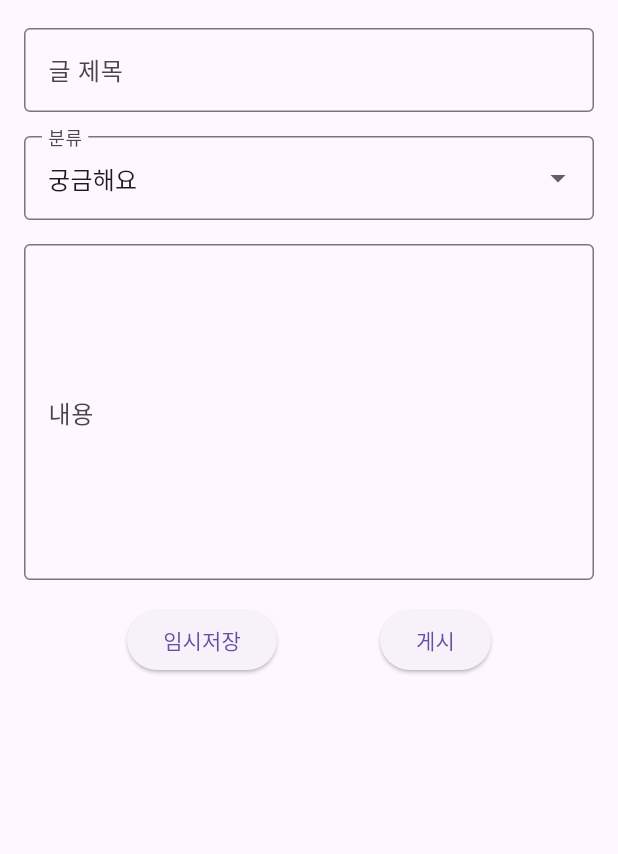
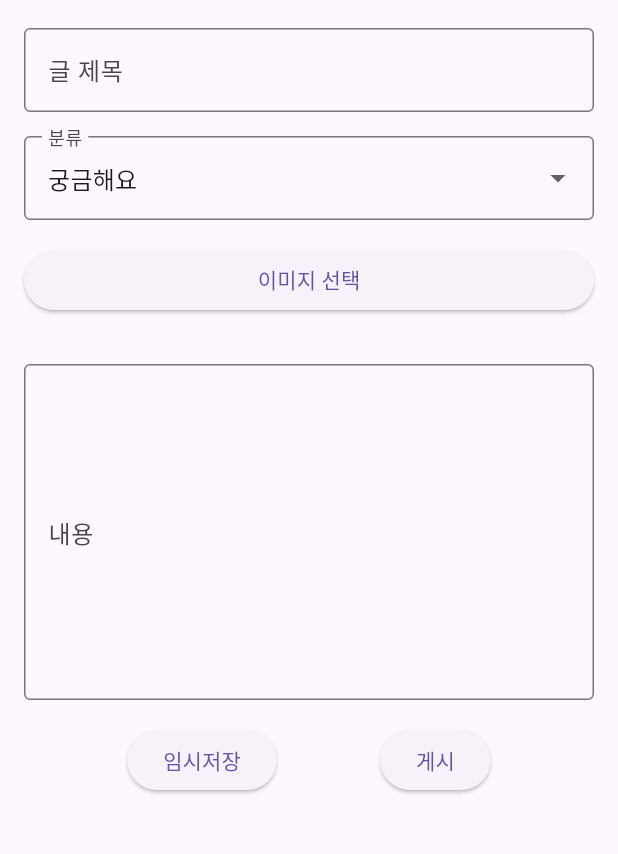
Before and after one commit to jhj04/ChugChug, a Flutter app: the PostAddPage screen opened directly, on a phone screen of 412 x 824 dp, the part 80-934 px from its top. Run offline on Flutter 3.47's test engine with Material 3 defaults, Android fonts, the light colour scheme and no system bars; our stand-ins replace image_picker.

Commit message:
Added ImagePicker, and added it to PostAddPage

```diff
--- a/lib/Community/PostAddPage.dart
+++ b/lib/Community/PostAddPage.dart
@@ -1,6 +1,7 @@
 import 'dart:ui';
-
+import 'dart:io';
 import 'package:flutter/material.dart';
+import 'package:image_picker/image_picker.dart';
 
 class PostAddPage extends StatefulWidget {
   @override
@@ -11,6 +12,23 @@ class _PostAddPageState extends State<PostAddPage> {
   String selectedCategory = '궁금해요'; // Default category
   TextEditingController titleController = TextEditingController();
   TextEditingController contentController = TextEditingController();
+  late ImagePicker _imagePicker;
+  File? _imageFile;  // Change to File type
+
+  @override
+  void initState() {
+    super.initState();
+    _imagePicker = ImagePicker();
+  }
+
+  Future<void> _getImage() async {
+    final XFile? image = await _imagePicker.pickImage(source: ImageSource.gallery);
+    setState(() {
+      if (image != null) {
+        _imageFile = File(image.path);  // Convert XFile to File
+      }
+    });
+  }
 
   @override
   Widget build(BuildContext context) {
@@ -23,7 +41,7 @@ class _PostAddPageState extends State<PostAddPage> {
               fit: BoxFit.contain,
               height: 50,
             ),
-            SizedBox(width: 8), // Add spacing between image and text
+            SizedBox(width: 8),
             Text(
               'Community',
               style: TextStyle(
@@ -67,6 +85,20 @@ class _PostAddPageState extends State<PostAddPage> {
               ),
             ),
             SizedBox(height: 16),
+            ElevatedButton(
+              onPressed: _getImage,
+              child: Text('이미지 선택'),
+            ),
+            SizedBox(height: 16),
+            _imageFile != null
+                ? Image.file(
+              _imageFile!,
+              height: 100,
+              width: 100,
+              fit: BoxFit.cover,
+            )
+                : Container(),
+            SizedBox(height: 16),
             TextField(
               controller: contentController,
               maxLines: 8,
--- a/pubspec.yaml
+++ b/pubspec.yaml
@@ -30,6 +30,8 @@ environment:
 dependencies:
   flutter:
     sdk: flutter
+
+  image_picker: ^0.8.0
 
 
   # The following adds the Cupertino Icons font to your application.
```
Also changed, not shown: pubspec.lock, 9 other files.
